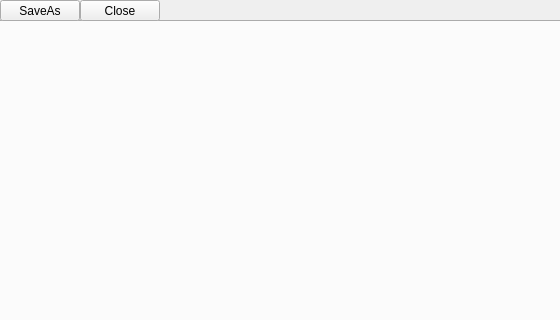
The window that notes/mainwindow.ui (kargamant/Simple-Notebook) describes before a commit, drawn with Qt 5; both pictures show x 240 to 800 and y 0 to 320 of the 800 by 600 pixel window.
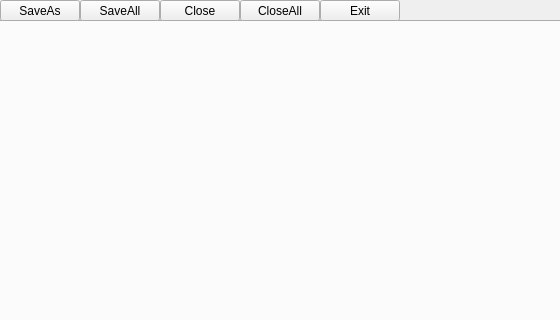
The same window after the commit.

Commit message: Made save and close functions lazy(now they just call ByIndex versions of themselves with current index). Also made suggestion function. It is used to suggest saving file if it was modified

```diff
--- a/notes/mainwindow.ui
+++ b/notes/mainwindow.ui
@@ -82,7 +82,7 @@
    <widget class="QPushButton" name="closeButton">
     <property name="geometry">
      <rect>
-      <x>320</x>
+      <x>400</x>
       <y>0</y>
       <width>80</width>
       <height>21</height>
@@ -92,6 +92,45 @@
      <string>Close</string>
     </property>
    </widget>
+   <widget class="QPushButton" name="saveAllButton">
+    <property name="geometry">
+     <rect>
+      <x>320</x>
+      <y>0</y>
+      <width>80</width>
+      <height>21</height>
+     </rect>
+    </property>
+    <property name="text">
+     <string>SaveAll</string>
+    </property>
+   </widget>
+   <widget class="QPushButton" name="closeAllButton">
+    <property name="geometry">
+     <rect>
+      <x>480</x>
+      <y>0</y>
+      <width>80</width>
+      <height>21</height>
+     </rect>
+    </property>
+    <property name="text">
+     <string>CloseAll</string>
+    </property>
+   </widget>
+   <widget class="QPushButton" name="exitButton">
+    <property name="geometry">
+     <rect>
+      <x>560</x>
+      <y>0</y>
+      <width>80</width>
+      <height>21</height>
+     </rect>
+    </property>
+    <property name="text">
+     <string>Exit</string>
+    </property>
+   </widget>
   </widget>
   <widget class="QMenuBar" name="menubar">
    <property name="geometry">
```
The commit also changes 9 other files.
